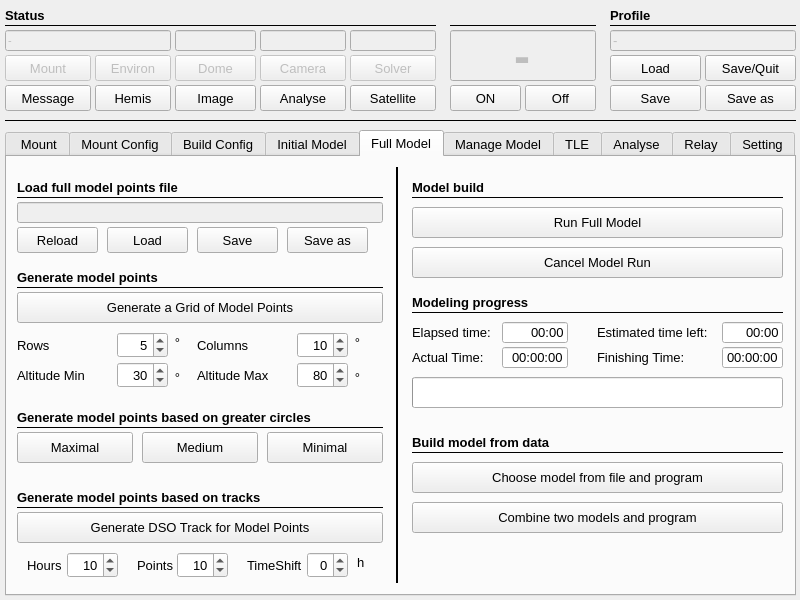
This is mw4/gui/main.ui in mworion/MountWizzard4 as Qt 5 draws it before an edit. The edited form follows.
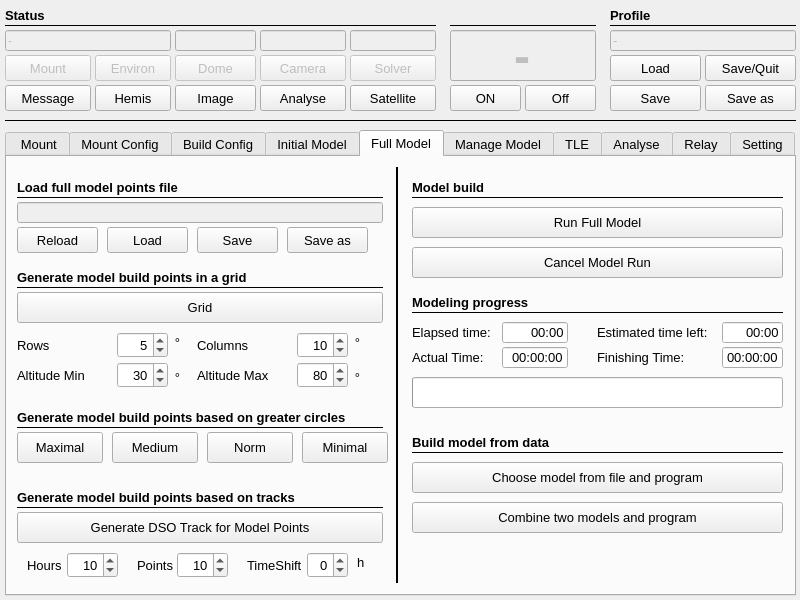
This is the edited form. The open tabs and pages were chosen to show the change.

Commit message: added add and delete for build and horizon points

```diff
--- a/mw4/gui/main.ui
+++ b/mw4/gui/main.ui
@@ -7100,7 +7100,7 @@
       <string>&lt;html&gt;&lt;head/&gt;&lt;body&gt;&lt;p&gt;Generates a regular pattern with the given parameters.&lt;/p&gt;&lt;/body&gt;&lt;/html&gt;</string>
      </property>
      <property name="text">
-      <string>Generate a Grid of Model Points</string>
+      <string>Grid</string>
      </property>
     </widget>
     <widget class="QLabel" name="label_108">
@@ -7108,7 +7108,7 @@
       <rect>
        <x>10</x>
        <y>110</y>
-       <width>171</width>
+       <width>276</width>
        <height>21</height>
       </rect>
      </property>
@@ -7120,7 +7120,7 @@
       </font>
      </property>
      <property name="text">
-      <string>Generate model points</string>
+      <string>Generate model build points in a grid</string>
      </property>
     </widget>
     <widget class="QLabel" name="label_179">
@@ -7162,9 +7162,9 @@
     <widget class="QPushButton" name="generateNormalPoints">
      <property name="geometry">
       <rect>
-       <x>135</x>
+       <x>105</x>
        <y>275</y>
-       <width>116</width>
+       <width>86</width>
        <height>31</height>
       </rect>
      </property>
@@ -7180,7 +7180,7 @@
       <rect>
        <x>10</x>
        <y>275</y>
-       <width>116</width>
+       <width>86</width>
        <height>31</height>
       </rect>
      </property>
@@ -7783,9 +7783,9 @@
     <widget class="QPushButton" name="generateMinPoints">
      <property name="geometry">
       <rect>
-       <x>260</x>
+       <x>295</x>
        <y>275</y>
-       <width>116</width>
+       <width>86</width>
        <height>31</height>
       </rect>
      </property>
@@ -7855,7 +7855,7 @@
       <rect>
        <x>10</x>
        <y>250</y>
-       <width>311</width>
+       <width>361</width>
        <height>21</height>
       </rect>
      </property>
@@ -7867,7 +7867,7 @@
       </font>
      </property>
      <property name="text">
-      <string>Generate model points based on greater circles</string>
+      <string>Generate model build points based on greater circles</string>
      </property>
     </widget>
     <widget class="QLabel" name="label_136">
@@ -7875,7 +7875,7 @@
       <rect>
        <x>10</x>
        <y>330</y>
-       <width>311</width>
+       <width>361</width>
        <height>21</height>
       </rect>
      </property>
@@ -7887,7 +7887,7 @@
       </font>
      </property>
      <property name="text">
-      <string>Generate model points based on tracks</string>
+      <string>Generate model build points based on tracks</string>
      </property>
     </widget>
     <widget class="QLabel" name="label_213">
@@ -8444,6 +8444,22 @@
       <string>Combine two models and program</string>
      </property>
     </widget>
+    <widget class="QPushButton" name="genBuildNorm">
+     <property name="geometry">
+      <rect>
+       <x>200</x>
+       <y>275</y>
+       <width>86</width>
+       <height>31</height>
+      </rect>
+     </property>
+     <property name="toolTip">
+      <string>&lt;html&gt;&lt;head/&gt;&lt;body&gt;&lt;p&gt;Generates a pointcloud with greater circles: medium number of stars.&lt;/p&gt;&lt;/body&gt;&lt;/html&gt;</string>
+     </property>
+     <property name="text">
+      <string>Norm</string>
+     </property>
+    </widget>
     <zorder>line_42</zorder>
     <zorder>line_28</zorder>
     <zorder>line_34</zorder>
```
Left out of the diff: 21 changed lines with no effect on the pictures. The commit also changes 3 other files.
